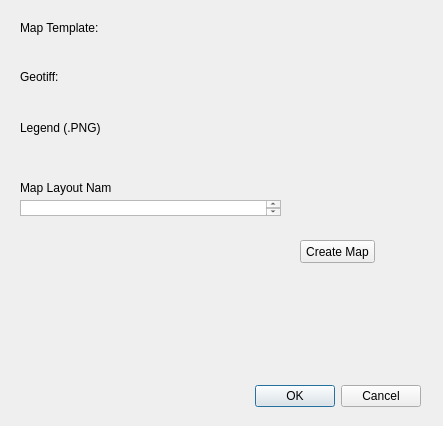
Qt form geophysics_mapping_dialog_base.ui (igormacedorrn/geophysics_mapping) before a commit.
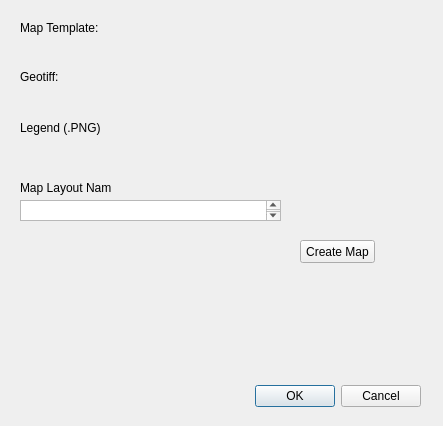
The same form after that commit. Custom widgets are drawn as their Qt base class.

Commit message: Filename rules automates title and map description

What changed in the file:
```diff
--- a/geophysics_mapping_dialog_base.ui
+++ b/geophysics_mapping_dialog_base.ui
@@ -117,7 +117,7 @@
      <x>20</x>
      <y>200</y>
      <width>261</width>
-     <height>16</height>
+     <height>21</height>
     </rect>
    </property>
   </widget>
```
The commit also changes 2 other files.
